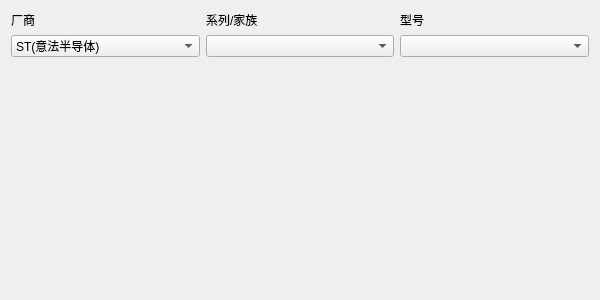
First picture: the form in src/chip_selecter.ui, repository ma6254/QDAP, before the edit.
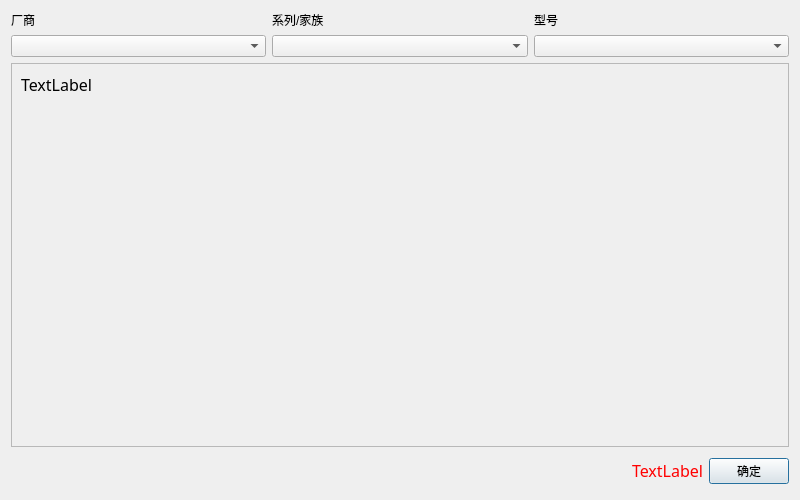
Second picture: the form after the edit.

Commit message: impl chip selecter dialog

Patch:
```diff
--- a/src/chip_selecter.ui
+++ b/src/chip_selecter.ui
@@ -6,15 +6,69 @@
    <rect>
     <x>0</x>
     <y>0</y>
-    <width>600</width>
-    <height>300</height>
+    <width>800</width>
+    <height>500</height>
    </rect>
   </property>
   <property name="windowTitle">
    <string>请选择想要烧录的芯片型号</string>
   </property>
-  <layout class="QVBoxLayout" name="verticalLayout">
-   <item>
+  <layout class="QGridLayout" name="gridLayout_2">
+   <item row="1" column="0">
+    <widget class="QScrollArea" name="scrollArea">
+     <property name="widgetResizable">
+      <bool>true</bool>
+     </property>
+     <widget class="QWidget" name="scrollAreaWidgetContents">
+      <property name="geometry">
+       <rect>
+        <x>0</x>
+        <y>0</y>
+        <width>780</width>
+        <height>391</height>
+       </rect>
+      </property>
+      <layout class="QVBoxLayout" name="verticalLayout_2" stretch="0,1">
+       <item>
+        <widget class="QLabel" name="label_log">
+         <property name="font">
+          <font>
+           <family>思源黑体 CN Bold</family>
+           <pointsize>12</pointsize>
+          </font>
+         </property>
+         <property name="text">
+          <string>TextLabel</string>
+         </property>
+         <property name="textFormat">
+          <enum>Qt::TextFormat::MarkdownText</enum>
+         </property>
+         <property name="openExternalLinks">
+          <bool>true</bool>
+         </property>
+         <property name="textInteractionFlags">
+          <set>Qt::TextInteractionFlag::LinksAccessibleByMouse|Qt::TextInteractionFlag::TextSelectableByMouse</set>
+         </property>
+        </widget>
+       </item>
+       <item>
+        <spacer name="verticalSpacer">
+         <property name="orientation">
+          <enum>Qt::Orientation::Vertical</enum>
+         </property>
+         <property name="sizeHint" stdset="0">
+          <size>
+           <width>20</width>
+           <height>40</height>
+          </size>
+         </property>
+        </spacer>
+       </item>
+      </layout>
+     </widget>
+    </widget>
+   </item>
+   <item row="0" column="0">
     <layout class="QGridLayout" name="gridLayout">
      <item row="1" column="1">
       <widget class="QComboBox" name="comboBox_series"/>
@@ -38,16 +92,6 @@
        <property name="editable">
         <bool>false</bool>
        </property>
-       <item>
-        <property name="text">
-         <string>ST(意法半导体)</string>
-        </property>
-       </item>
-       <item>
-        <property name="text">
-         <string>Puya(普冉)</string>
-        </property>
-       </item>
       </widget>
      </item>
      <item row="0" column="2">
@@ -62,18 +106,54 @@
      </item>
     </layout>
    </item>
-   <item>
-    <spacer name="verticalSpacer">
-     <property name="orientation">
-      <enum>Qt::Vertical</enum>
+   <item row="2" column="0">
+    <layout class="QHBoxLayout" name="horizontalLayout_2">
+     <property name="topMargin">
+      <number>5</number>
      </property>
-     <property name="sizeHint" stdset="0">
-      <size>
-       <width>20</width>
-       <height>40</height>
-      </size>
+     <property name="bottomMargin">
+      <number>5</number>
      </property>
-    </spacer>
+     <item>
+      <spacer name="horizontalSpacer">
+       <property name="orientation">
+        <enum>Qt::Orientation::Horizontal</enum>
+       </property>
+       <property name="sizeHint" stdset="0">
+        <size>
+         <width>40</width>
+         <height>20</height>
+        </size>
+       </property>
+      </spacer>
+     </item>
+     <item>
+      <widget class="QLabel" name="label_error">
+       <property name="font">
+        <font>
+         <family>思源黑体 CN Bold</family>
+         <pointsize>12</pointsize>
+        </font>
+       </property>
+       <property name="styleSheet">
+        <string notr="true">color: rgb(255, 0,0);</string>
+       </property>
+       <property name="text">
+        <string>TextLabel</string>
+       </property>
+       <property name="textInteractionFlags">
+        <set>Qt::TextInteractionFlag::LinksAccessibleByMouse|Qt::TextInteractionFlag::TextSelectableByMouse</set>
+       </property>
+      </widget>
+     </item>
+     <item>
+      <widget class="QPushButton" name="btn_ok">
+       <property name="text">
+        <string>确定</string>
+       </property>
+      </widget>
+     </item>
+    </layout>
    </item>
   </layout>
  </widget>
```
Left out of the diff: 6 changed lines with no effect on the pictures. The commit also changes 10 other files.
